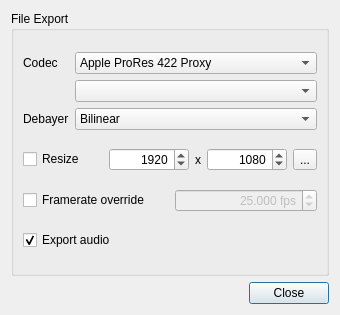
ilia3101/MLV-App, file platform/qt/ExportSettingsDialog.ui: the form before one commit.
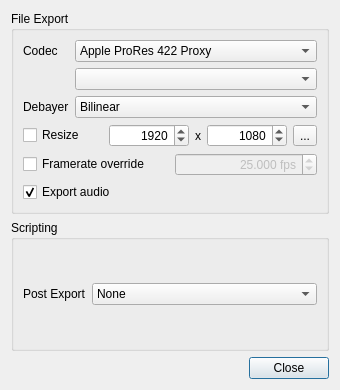
The form after the commit. Icons and pictures are not drawn.

Commit message: QtApp: Added post export script - install via drag & drop into app - chose via export settings menu

The edit to the form file:
```diff
--- a/platform/qt/ExportSettingsDialog.ui
+++ b/platform/qt/ExportSettingsDialog.ui
@@ -7,7 +7,7 @@
     <x>0</x>
     <y>0</y>
     <width>340</width>
-    <height>315</height>
+    <height>390</height>
    </rect>
   </property>
   <property name="sizePolicy">
@@ -306,6 +306,41 @@
      </layout>
     </widget>
    </item>
+   <item>
+    <widget class="QGroupBox" name="groupBoxScripting">
+     <property name="title">
+      <string>Scripting</string>
+     </property>
+     <layout class="QGridLayout" name="gridLayout_4">
+      <item row="0" column="0">
+       <layout class="QGridLayout" name="gridLayout_3">
+        <item row="0" column="0">
+         <widget class="QLabel" name="label_2">
+          <property name="sizePolicy">
+           <sizepolicy hsizetype="Fixed" vsizetype="Preferred">
+            <horstretch>0</horstretch>
+            <verstretch>0</verstretch>
+           </sizepolicy>
+          </property>
+          <property name="text">
+           <string>Post Export</string>
+          </property>
+         </widget>
+        </item>
+        <item row="0" column="1">
+         <widget class="QComboBox" name="comboBoxPostExportScript">
+          <item>
+           <property name="text">
+            <string>None</string>
+           </property>
+          </item>
+         </widget>
+        </item>
+       </layout>
+      </item>
+     </layout>
+    </widget>
+   </item>
    <item>
     <layout class="QHBoxLayout" name="horizontalLayout_2">
      <item>
```
The commit also changes 8 other files.
